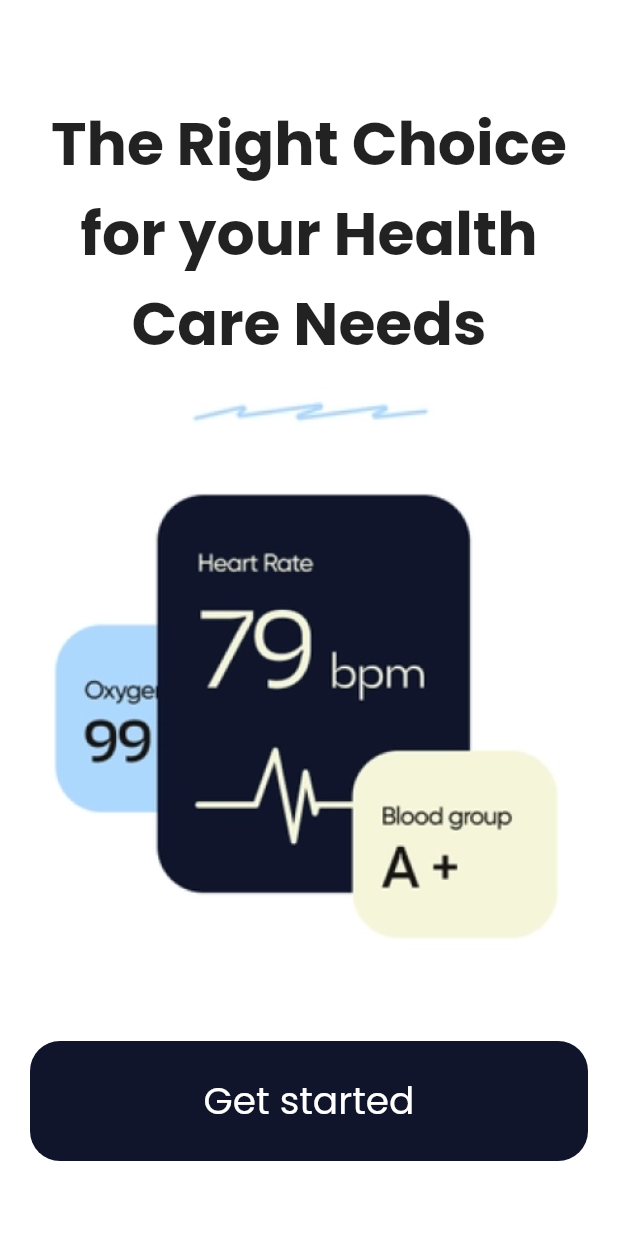
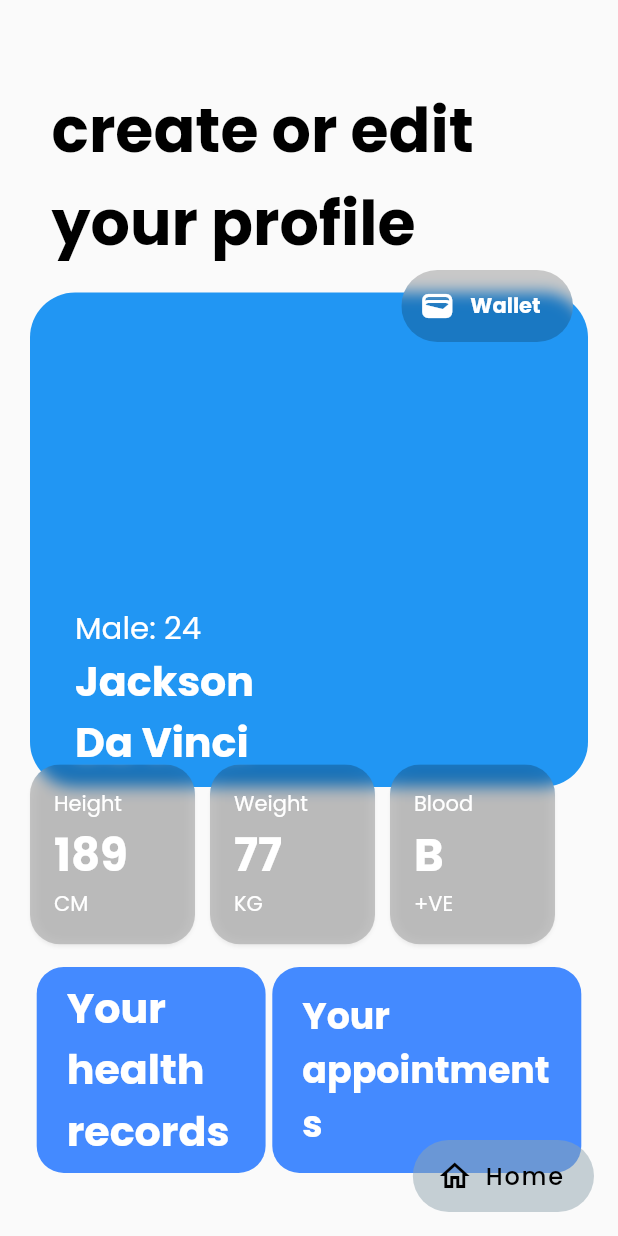
Before and after one commit to ishajasani/Tech-Twins, a Flutter app: the screen it shows after launch, on a phone screen of 412 x 824 dp. Run offline on Flutter 3.47's test engine with Material 2 defaults, Android fonts, the phone set to English and light mode, and no system bars; drawn by our look-alikes of blurrycontainer; our stand-ins replace google_fonts, lottie, shared_preferences; missing offline and left inert: web3dart.

Commit message:
Paitent's profile

```diff
--- a/techie_twins/lib/main.dart
+++ b/techie_twins/lib/main.dart
@@ -1,6 +1,8 @@
 import 'package:flutter/material.dart';
 import 'package:google_fonts/google_fonts.dart';
 import 'package:techie_twins/onboarding.dart';
+import 'package:techie_twins/pages/home/home.dart';
+import 'package:techie_twins/pages/profile/paitent_profile.dart';
 
 void main() {
   runApp(const MyApp());
@@ -17,7 +19,7 @@
       theme: ThemeData(
           primarySwatch: Colors.blue,
           textTheme: GoogleFonts.poppinsTextTheme()),
-      home: const Onboarding(),
+      home: const PaitentProfile(),
     );
   }
 }
--- a/techie_twins/lib/pages/home/home.dart
+++ b/techie_twins/lib/pages/home/home.dart
@@ -1,6 +1,7 @@
 import 'package:blurrycontainer/blurrycontainer.dart';
 import 'package:flutter/material.dart';
 import 'package:techie_twins/constants.dart';
+import 'package:techie_twins/pages/profile/paitent_profile.dart';
 import 'package:techie_twins/widgets/tiles.dart';
 
 class Home extends StatefulWidget {
@@ -110,7 +111,7 @@
                     size: 30,
                   )),
               IconButton(
-                  onPressed: () {},
+                  onPressed: () => Navigator.push(context, MaterialPageRoute(builder: (context)=> PaitentProfile())),
                   icon: Icon(
                     Icons.person_outline_rounded,
                     color: Colors.black.withOpacity(.2),
--- /dev/null
+++ b/techie_twins/lib/pages/profile/paitent_profile.dart
@@ -0,0 +1,305 @@
+import 'package:blurrycontainer/blurrycontainer.dart';
+import 'package:flutter/material.dart';
+
+class PaitentProfile extends StatefulWidget {
+  const PaitentProfile({super.key});
+
+  @override
+  State<PaitentProfile> createState() => _PaitentProfileState();
+}
+
+class _PaitentProfileState extends State<PaitentProfile> {
+  @override
+  Widget build(BuildContext context) {
+    return Scaffold(
+      appBar: AppBar(
+        elevation: 0,
+        backgroundColor: Colors.transparent,
+        iconTheme: const IconThemeData(color: Colors.black),
+      ),
+      body: Container(
+        margin: const EdgeInsets.symmetric(horizontal: 20),
+        child: Column(
+          children: [
+            SizedBox(
+                width: MediaQuery.of(context).size.width / 1.2,
+                child: Text(
+                  "create or edit your profile",
+                  style: TextStyle(
+                      color: Colors.black,
+                      fontWeight: FontWeight.bold,
+                      fontSize: MediaQuery.of(context).size.width / 10),
+                )),
+            Stack(
+              children: [
+                Container(
+                  margin: const EdgeInsets.only(top: 15, bottom: 120),
+                  height: MediaQuery.of(context).size.height / 2.5,
+                  width: MediaQuery.of(context).size.width,
+                  decoration: BoxDecoration(
+                      color: Colors.blue,
+                      borderRadius: BorderRadius.circular(30)),
+                ),
+                Align(
+                  alignment: Alignment.topRight,
+                  child: Padding(
+                    padding: const EdgeInsets.only(right: 10.0),
+                    child: GestureDetector(
+                      onTap: () {},
+                      child: BlurryContainer(
+                        borderRadius: BorderRadius.circular(25),
+                        width: MediaQuery.of(context).size.width / 3.6,
+                        blur: 5,
+                        color: Colors.black.withOpacity(.2),
+                        child: Padding(
+                          padding: const EdgeInsets.all(4.0),
+                          child: Row(
+                            children: const [
+                              Icon(
+                                Icons.wallet_outlined,
+                                color: Colors.white,
+                              ),
+                              SizedBox(
+                                width: 10,
+                              ),
+                              Text(
+                                "Wallet",
+                                style: TextStyle(
+                                    color: Colors.white,
+                                    fontSize: 14,
+                                    fontWeight: FontWeight.bold),
+                              )
+                            ],
+                          ),
+                        ),
+                      ),
+                    ),
+                  ),
+                ),
+                Positioned(
+                  top: MediaQuery.of(context).size.height / 3.7,
+                  left: 30,
+                  child: Column(
+                    crossAxisAlignment: CrossAxisAlignment.start,
+                    children: [
+                      Text(
+                        "Male: 24",
+                        style: TextStyle(
+                            color: Colors.white,
+                            fontSize: MediaQuery.of(context).size.width / 20),
+                      ),
+                      SizedBox(
+                        width: MediaQuery.of(context).size.width / 3,
+                        child: Text(
+                          "Jackson Da Vinci",
+                          style: TextStyle(
+                              color: Colors.white,
+                              fontWeight: FontWeight.bold,
+                              fontSize: MediaQuery.of(context).size.width / 15),
+                        ),
+                      )
+                    ],
+                  ),
+                ),
+                Positioned(
+                  top: MediaQuery.of(context).size.height / 2.5,
+                  child: Row(
+                    children: const [
+                      HeightTile(),
+                      SizedBox(
+                        width: 10,
+                      ),
+                      WeightTile(),
+                      SizedBox(
+                        width: 10,
+                      ),
+                      BloodTile()
+                    ],
+                  ),
+                )
+              ],
+            ),
+            Row(
+              mainAxisAlignment: MainAxisAlignment.spaceEvenly,
+              children: [
+                Container(
+                  width: MediaQuery.of(context).size.width / 2.7,
+                  height: MediaQuery.of(context).size.height / 6,
+                  decoration: BoxDecoration(
+                      borderRadius: BorderRadius.circular(18),
+                      color: Colors.blueAccent),
+                  child: Center(
+                    child: Padding(
+                      padding: const EdgeInsets.only(left: 20.0),
+                      child: Text(
+                        "Your health records",
+                        style: TextStyle(
+                            fontSize: MediaQuery.of(context).size.width / 15,
+                            color: Colors.white,
+                            fontWeight: FontWeight.bold),
+                      ),
+                    ),
+                  ),
+                ),
+                Container(
+                  width: MediaQuery.of(context).size.width / 2,
+                  height: MediaQuery.of(context).size.height / 6,
+                  decoration: BoxDecoration(
+                      borderRadius: BorderRadius.circular(18),
+                      color: Colors.blueAccent),
+                  child: Center(
+                    child: Padding(
+                      padding: const EdgeInsets.only(left: 20.0, right: 10),
+                      child: Text(
+                        "Your appointments",
+                        style: TextStyle(
+                            fontSize: MediaQuery.of(context).size.width / 17,
+                            color: Colors.white,
+                            fontWeight: FontWeight.bold),
+                      ),
+                    ),
+                  ),
+                ),
+              ],
+            )
+          ],
+        ),
+      ),
+      floatingActionButton: FloatingActionButton.extended(
+          backgroundColor: Colors.blueGrey[300]!.withOpacity(.5),
+          elevation: 0,
+          icon: const Icon(
+            Icons.home_outlined,
+            color: Colors.black,
+          ),
+          onPressed: () {},
+          label: const Text(
+            "Home",
+            style: TextStyle(color: Colors.black,fontSize: 16),
+          )),
+    );
+  }
+}
+
+class HeightTile extends StatelessWidget {
+  const HeightTile({
+    super.key,
+  });
+
+  @override
+  Widget build(BuildContext context) {
+    return BlurryContainer(
+        elevation: 1,
+        width: 110,
+        height: 120,
+        color: Colors.black.withOpacity(.2),
+        child: Padding(
+          padding: const EdgeInsets.all(8.0),
+          child: Column(
+            crossAxisAlignment: CrossAxisAlignment.start,
+            children: const [
+              Text(
+                "Height",
+                style: TextStyle(
+                    color: Colors.white, fontWeight: FontWeight.normal),
+              ),
+              Spacer(),
+              Text(
+                "189",
+                style: TextStyle(
+                    color: Colors.white,
+                    fontSize: 30,
+                    fontWeight: FontWeight.bold),
+              ),
+              Text(
+                "CM",
+                style: TextStyle(
+                    color: Colors.white, fontWeight: FontWeight.normal),
+              ),
+            ],
+          ),
+        ));
+  }
+}
+
+class WeightTile extends StatelessWidget {
+  const WeightTile({
+    super.key,
+  });
+
+  @override
+  Widget build(BuildContext context) {
+    return BlurryContainer(
+        elevation: 1,
+        width: 110,
+        height: 120,
+        color: Colors.black.withOpacity(.2),
+        child: Padding(
+          padding: const EdgeInsets.all(8.0),
+          child: Column(
+            crossAxisAlignment: CrossAxisAlignment.start,
+            children: const [
+              Text(
+                "Weight",
+                style: TextStyle(
+                    color: Colors.white, fontWeight: FontWeight.normal),
+              ),
+              Spacer(),
+              Text(
+                "77",
+                style: TextStyle(
+                    color: Colors.white,
+                    fontSize: 30,
+                    fontWeight: FontWeight.bold),
+              ),
+              Text(
+                "KG",
+                style: TextStyle(
+                    color: Colors.white, fontWeight: FontWeight.normal),
+              ),
+            ],
+          ),
+        ));
+  }
+}
+
+class BloodTile extends StatelessWidget {
+  const BloodTile({
+    super.key,
+  });
+
+  @override
+  Widget build(BuildContext context) {
+    return BlurryContainer(
+        elevation: 1,
+        width: 110,
+        height: 120,
+        color: Colors.black.withOpacity(.2),
+        child: Padding(
+          padding: const EdgeInsets.all(8.0),
+          child: Column(
+            crossAxisAlignment: CrossAxisAlignment.start,
+            children: const [
+              Text(
+                "Blood",
+                style: TextStyle(
+                    color: Colors.white, fontWeight: FontWeight.normal),
+              ),
+              Spacer(),
+              Text(
+                "B",
+                style: TextStyle(
+                    color: Colors.white,
+                    fontSize: 30,
+                    fontWeight: FontWeight.bold),
+              ),
+              Text(
+                "+VE",
+                style: TextStyle(
+                    color: Colors.white, fontWeight: FontWeight.normal),
+              ),
+            ],
+          ),
+        ));
+  }
+}
```
Also changed, not shown: techie_twins/assets/female_doctor.png, techie_twins/lib/pages/profile/wallet_profile.dart (renamed from techie_twins/lib/pages/profile/profile.dart).
